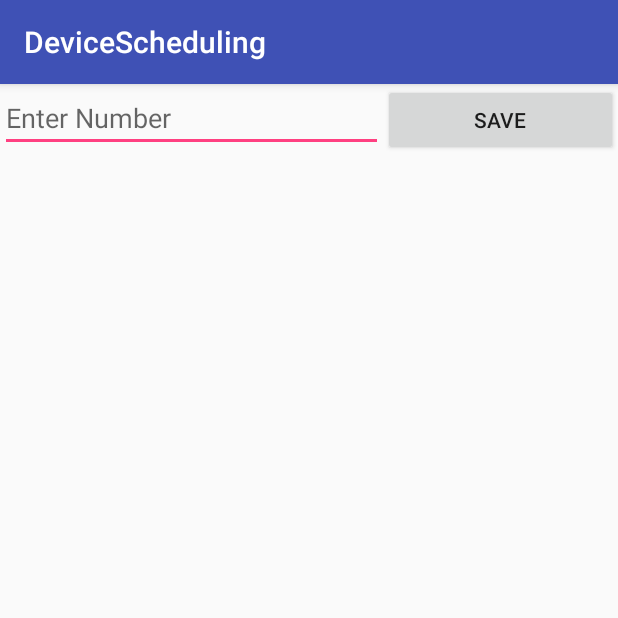
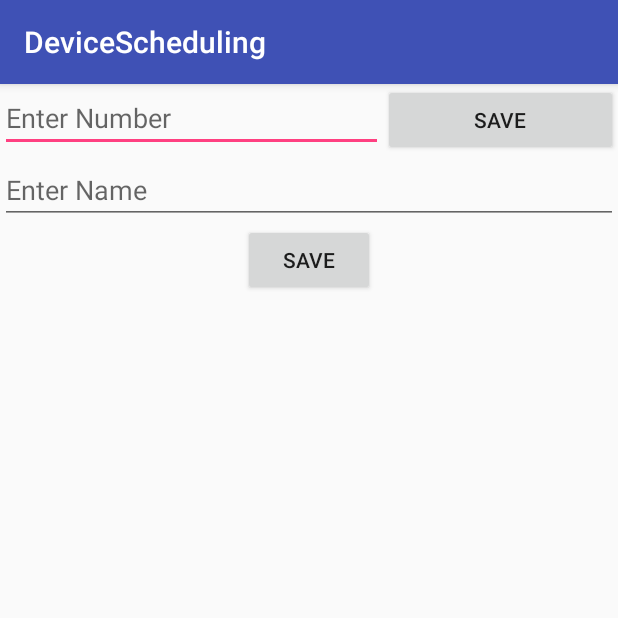
Before and after one commit to shoukhin93/DeviceScheduling, an Android app: the screen it shows after launch (AllowedNumbers), after a tap on "SAVE", on a phone screen of 412 x 824 dp, the top half of it. Run offline under Robolectric (Android 15) with nearby library versions, the phone set to English and light mode, and no system bars.

Commit message:
name field added for saving number

```diff
--- a/app/src/main/java/test/example/com/devicescheduling/AllowedNumbers.java
+++ b/app/src/main/java/test/example/com/devicescheduling/AllowedNumbers.java
@@ -18,6 +18,7 @@ import test.example.com.devicescheduling.sharedPreferenceManager.SharedPrefManag
 public class AllowedNumbers extends AppCompatActivity {
     Button saveButton;
     EditText phoneNumberEditText;
+    EditText nameEditText;
     ListView allowedNumbersListView;
     Map<String, ?> allowedNumbers;
 
@@ -32,11 +33,12 @@ public class AllowedNumbers extends AppCompatActivity {
             @Override
             public void onClick(View v) {
                 String number = phoneNumberEditText.getText().toString();
-                String name = "tes";
+                String name = nameEditText.getText().toString();
                 SharedPrefManager manager = SharedPrefManager.getInstance(AllowedNumbers.this);
-                //manager.saveAllowedNumber(number, name);
+                manager.saveAllowedNumber(number, name);
                 Toast.makeText(getApplicationContext(), "Number Saved!",
                         Toast.LENGTH_SHORT).show();
+
             }
         });
     }
@@ -44,13 +46,16 @@ public class AllowedNumbers extends AppCompatActivity {
     private void initializeVariables() {
         saveButton = findViewById(R.id.save_button);
         phoneNumberEditText = findViewById(R.id.phone_number_edit_text);
+        nameEditText = findViewById(R.id.name_edit_text);
         allowedNumbersListView = findViewById(R.id.allowed_numbers_list_view);
-        SharedPrefManager manager = SharedPrefManager.getInstance(this);
-        allowedNumbers = manager.getAllAllowedNumbers();
+
     }
 
     private void showAllAllowedNumbers() {
+        SharedPrefManager manager = SharedPrefManager.getInstance(this);
+        allowedNumbers = manager.getAllAllowedNumbers();
         ArrayList<String> tempAllowedNumbers = new ArrayList<>();
+
         for (Map.Entry<String, ?> allowedNumber : allowedNumbers.entrySet()) {
             String tempAllowedNumber = allowedNumber.getKey() + " ("
                     + allowedNumber.getValue() + ")";
--- a/app/src/main/res/layout/activity_allowed_numbers.xml
+++ b/app/src/main/res/layout/activity_allowed_numbers.xml
@@ -15,22 +15,34 @@
         <EditText
             android:id="@+id/phone_number_edit_text"
             android:layout_width="wrap_content"
-            android:inputType="phone"
             android:layout_height="wrap_content"
             android:layout_weight="2"
-            android:hint="Enter Number" />
-
+            android:hint="Enter Number"
+            android:inputType="phone" />
         <Button
-            android:id="@+id/save_button"
+            android:id="@+id/show_contacts_button"
             android:layout_width="wrap_content"
             android:layout_height="wrap_content"
             android:layout_weight="1"
             android:text="Save" />
+
     </LinearLayout>
+
+    <EditText
+        android:id="@+id/name_edit_text"
+        android:layout_width="match_parent"
+        android:layout_height="wrap_content"
+        android:hint="Enter Name" />
+    <Button
+        android:layout_gravity="center"
+        android:id="@+id/save_button"
+        android:layout_width="wrap_content"
+        android:layout_height="wrap_content"
+        android:text="Save" />
 
     <ListView
         android:id="@+id/allowed_numbers_list_view"
         android:layout_width="match_parent"
-        android:layout_height="match_parent"/>
+        android:layout_height="match_parent" />
 
 </LinearLayout>
```
